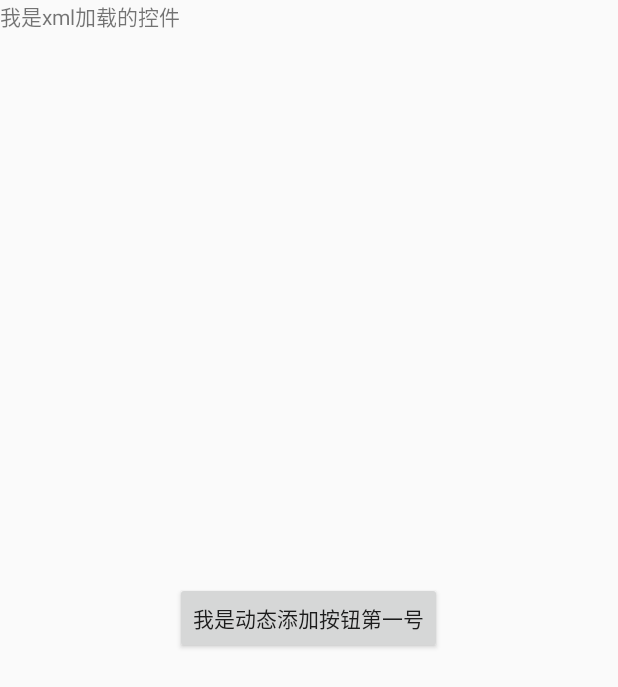
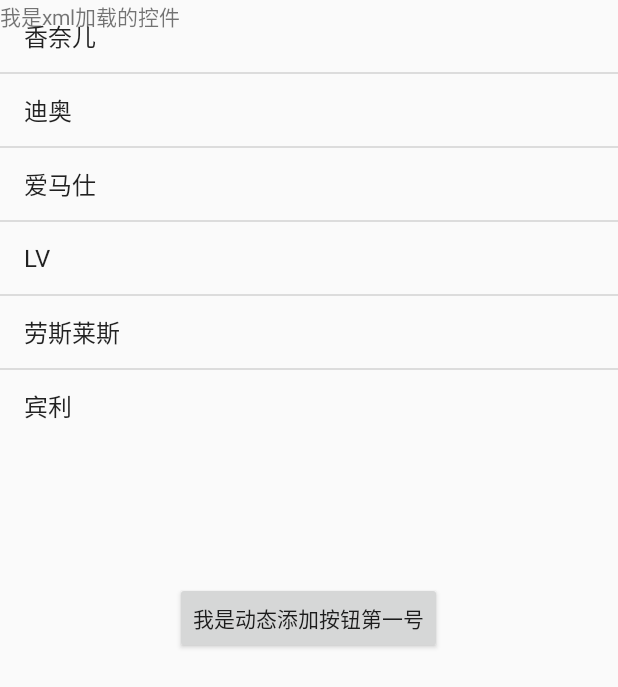
Before and after one commit to yuqingmao/family, an Android app: the HomeMembers screen opened directly, with no data from a screen before it, on a phone screen of 412 x 824 dp. Shown: the top 687 px of the screen. Run offline under Robolectric (Android 15) with nearby library versions, the phone set to English and light mode, and no system bars.

```diff
--- a/app/src/main/java/com/example/family/HomeMembers.java
+++ b/app/src/main/java/com/example/family/HomeMembers.java
@@ -1,41 +1,31 @@
 package com.example.family;
 
+import android.content.Context;
 import android.os.Bundle;
-
-import android.app.Activity;
-import android.content.ComponentName;
-import android.content.Context;
-import android.content.Intent;
-import android.net.Uri;
-import android.os.Bundle;
-import android.os.Handler;
-import android.os.Message;
-import android.util.Log;
 import android.view.LayoutInflater;
 import android.view.View;
-import android.view.ViewGroup;
+import android.widget.AdapterView;
+import android.widget.ArrayAdapter;
 import android.widget.Button;
-import android.widget.ImageView;
-import android.widget.LinearLayout;
+import android.widget.ListView;
 import android.widget.RelativeLayout;
-import android.widget.TextView;
+import android.widget.Toast;
+
+import androidx.appcompat.app.AppCompatActivity;
 
 
-import com.google.android.material.floatingactionbutton.FloatingActionButton;
-import com.google.android.material.snackbar.Snackbar;
+public class HomeMembers extends AppCompatActivity {
 
-import androidx.appcompat.app.AppCompatActivity;
-import androidx.appcompat.widget.Toolbar;
+    private String[] data = {"香奈儿", "迪奥", "爱马仕", "LV", "劳斯莱斯", "宾利"};
 
-import android.view.View;
-
-public class HomeMembers extends AppCompatActivity {
+    private Context mContext;
 
     @Override
     protected void onCreate(Bundle savedInstanceState) {
         super.onCreate(savedInstanceState);
+        mContext = this;
 
-        setContentView(R.layout.activity_home_members);
+//        setContentView(R.layout.activity_home_members);
 
         //create button
         Button bt1 = new Button(this);
@@ -50,13 +40,27 @@ public class HomeMembers extends AppCompatActivity {
         LayoutInflater inflater = LayoutInflater.from(this);
 
         //find layout instance from inflater
-        View cur = inflater.inflate(R.layout.activity_home_members,null);
-//        RelativeLayout rly = cur.findViewById(R.id.homes);
+        View cur = inflater.inflate(R.layout.activity_home_members, null);
+        RelativeLayout rly = cur.findViewById(R.id.homes);
 
-        RelativeLayout rly = findViewById(R.id.homes);
+//        RelativeLayout rly = findViewById(R.id.homes);
         rly.addView(bt1, lp1);
 
-//        setContentView(rly);
+        setContentView(rly);
+        setupLV();
     }
 
+    private void setupLV() {
+        ArrayAdapter<String> adapter = new ArrayAdapter<>(this,
+                android.R.layout.simple_list_item_1, data);
+        ListView listview = findViewById(R.id.lv1);
+        listview.setAdapter(adapter);
+        listview.setOnItemClickListener(new AdapterView.OnItemClickListener() {
+            @Override
+            public void onItemClick(AdapterView<?> parent, View view, int position, long id) {
+                String cur = data[position];
+                Toast.makeText(mContext, cur+" - OK, 不过买不起！", Toast.LENGTH_SHORT).show();
+            }
+        });
+    }
 }
--- a/app/src/main/res/layout/activity_home_members.xml
+++ b/app/src/main/res/layout/activity_home_members.xml
@@ -11,5 +11,11 @@
         android:text="我是xml加载的控件"
         />
 
+    <ListView
+        android:id="@+id/lv1"
+        android:layout_height="wrap_content"
+        android:layout_width="match_parent"
+        />
+
 
 </RelativeLayout>
```
